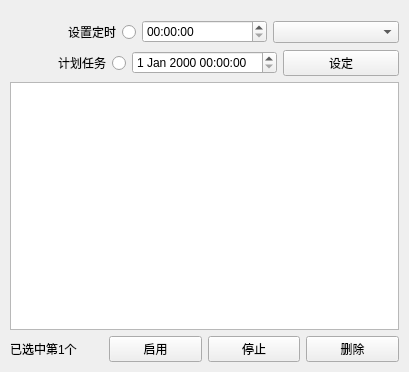
Old version of the form task/task.ui in the repository muyulong/pi_gateway.
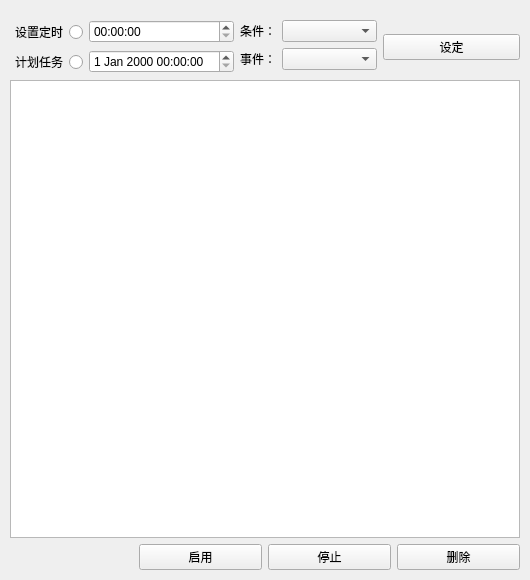
New version of the form.

```diff
--- a/task/task.ui
+++ b/task/task.ui
@@ -6,14 +6,14 @@
    <rect>
     <x>0</x>
     <y>0</y>
-    <width>409</width>
-    <height>372</height>
+    <width>530</width>
+    <height>580</height>
    </rect>
   </property>
   <property name="windowTitle">
    <string>task</string>
   </property>
-  <layout class="QVBoxLayout" name="verticalLayout_2">
+  <layout class="QVBoxLayout" name="verticalLayout">
    <property name="leftMargin">
     <number>10</number>
    </property>
@@ -27,10 +27,10 @@
     <number>10</number>
    </property>
    <item>
-    <layout class="QVBoxLayout" name="verticalLayout">
+    <layout class="QHBoxLayout" name="horizontalLayout">
      <item>
-      <layout class="QHBoxLayout" name="horizontalLayout_2">
-       <item>
+      <layout class="QFormLayout" name="formLayout">
+       <item row="0" column="0">
         <widget class="QRadioButton" name="radioButton_time">
          <property name="layoutDirection">
           <enum>Qt::RightToLeft</enum>
@@ -40,17 +40,10 @@
          </property>
         </widget>
        </item>
-       <item>
+       <item row="0" column="1">
         <widget class="QTimeEdit" name="timeEdit"/>
        </item>
-       <item>
-        <widget class="QComboBox" name="comboBox_event"/>
-       </item>
-      </layout>
-     </item>
-     <item>
-      <layout class="QHBoxLayout" name="horizontalLayout_3">
-       <item>
+       <item row="1" column="0">
         <widget class="QRadioButton" name="radioButton_dateTime">
          <property name="layoutDirection">
           <enum>Qt::RightToLeft</enum>
@@ -60,9 +53,35 @@
          </property>
         </widget>
        </item>
-       <item>
+       <item row="1" column="1">
         <widget class="QDateTimeEdit" name="dateTimeEdit"/>
        </item>
+      </layout>
+     </item>
+     <item>
+      <layout class="QFormLayout" name="formLayout_2">
+       <item row="0" column="0">
+        <widget class="QLabel" name="label">
+         <property name="text">
+          <string>条件：</string>
+         </property>
+        </widget>
+       </item>
+       <item row="0" column="1">
+        <widget class="QComboBox" name="comboBox_condition"/>
+       </item>
+       <item row="1" column="0">
+        <widget class="QLabel" name="label_2">
+         <property name="text">
+          <string>事件：</string>
+         </property>
+        </widget>
+       </item>
+       <item row="1" column="1">
+        <widget class="QComboBox" name="comboBox_event"/>
+       </item>
+      </layout>
+     </item>
        <item>
         <widget class="QPushButton" name="pushButton_setTask">
          <property name="text">
@@ -76,11 +95,11 @@
       <widget class="QTableView" name="tableView_task"/>
      </item>
      <item>
-      <layout class="QHBoxLayout" name="horizontalLayout">
+    <layout class="QHBoxLayout" name="horizontalLayout_2">
        <item>
         <widget class="QLabel" name="label_currentSelect">
          <property name="text">
-          <string>已选中第1个</string>
+        <string/>
          </property>
         </widget>
        </item>
@@ -104,8 +123,6 @@
           <string>删除</string>
          </property>
         </widget>
-       </item>
-      </layout>
      </item>
     </layout>
    </item>
```
Lines whose indentation alone changed are shown as unchanged.
